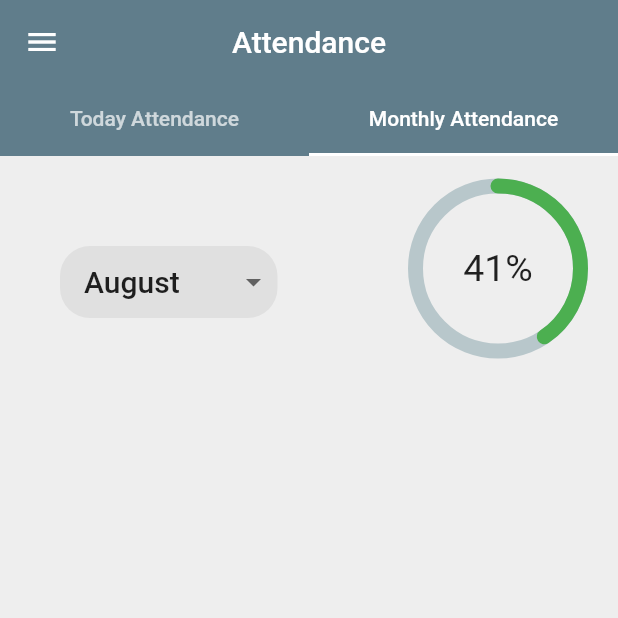
After one commit to thurahtetaung/smart_attendance, a Flutter app: the Attendance screen opened directly, tab 2 chosen, on a phone screen of 412 x 824 dp, the top half of it. The commit adds this screen. Run offline on Flutter 3.47's test engine with Material 2 defaults, Android fonts, the phone set to English and light mode, and no system bars; drawn by our look-alikes of percent_indicator; our stand-ins replace cloud_firestore, firebase_auth, flutter_spinkit, fluttertoast; accounts and stored records are empty.

Commit message:
Added Monthly Attendance Screen Modified attendance screen and database

```diff
--- a/lib/models/user.dart
+++ b/lib/models/user.dart
@@ -27,3 +27,11 @@ class UserData2 {
     this.rollNumber,
   });
 }
+
+class AttendanceData {
+  final String uid;
+  final String subject;
+  final int attendance;
+
+  AttendanceData({this.uid, this.attendance, this.subject});
+}
--- a/lib/screens/attendance/attendance_screen.dart
+++ b/lib/screens/attendance/attendance_screen.dart
@@ -1,10 +1,10 @@
 import 'package:flutter/material.dart';
 import 'package:provider/provider.dart';
 import 'package:smart_attendance/models/user.dart';
+import 'package:smart_attendance/screens/attendance/monthly_attendance.dart';
 import 'package:smart_attendance/screens/attendance/timetable_dummy/timetable/show_timetable_dummy.dart';
 import 'package:smart_attendance/services/database.dart';
 import 'package:smart_attendance/shared/constants.dart';
-import 'package:smart_attendance/shared/loading.dart';
 
 class Attendance extends StatefulWidget {
   @override
@@ -78,7 +78,7 @@ class _AttendanceState extends State<Attendance> {
               day: now.weekday,
               period: period,
             ),
-            Loading()
+            MonthlyAttendanceScreen(),
           ]),
         ),
       ),
--- /dev/null
+++ b/lib/screens/attendance/attendance_services/list_attendance.dart
@@ -0,0 +1,34 @@
+import 'package:flutter/cupertino.dart';
+import 'package:flutter/material.dart';
+import 'package:provider/provider.dart';
+import 'package:smart_attendance/models/user.dart';
+import 'package:smart_attendance/screens/attendance/attendance_services/attendance_tile.dart';
+
+class ListAttendance extends StatefulWidget {
+  final int period;
+  ListAttendance({this.period});
+  @override
+  _ListAttendanceState createState() =>
+      _ListAttendanceState(period: this.period);
+}
+
+class _ListAttendanceState extends State<ListAttendance> {
+  int period;
+  _ListAttendanceState({this.period});
+  @override
+  Widget build(BuildContext context) {
+    final subjects = Provider.of<List<AttendanceData>>(context) ?? [];
+    //Remove lunch break from attendance list since it is not needed.
+    // dummy.removeWhere((element) => element.subject == 'Lunch Break');
+    // print('$subjects');
+    return ListView.builder(
+      itemCount: subjects.length,
+      itemBuilder: (context, index) {
+        return AttendanceTile(
+          subject: subjects[index],
+          period: period,
+        );
+      },
+    );
+  }
+}
--- /dev/null
+++ b/lib/screens/attendance/attendance_services/show_attendance.dart
@@ -0,0 +1,39 @@
+import 'package:flutter/material.dart';
+import 'package:provider/provider.dart';
+import 'package:smart_attendance/models/user.dart';
+import 'package:smart_attendance/screens/attendance/attendance_services/list_attendance.dart';
+import 'package:smart_attendance/services/database.dart';
+
+class ShowAttendance extends StatefulWidget {
+  final int day;
+  final int period;
+  ShowAttendance({this.day, this.period});
+  @override
+  _ShowTimetableState createState() =>
+      _ShowTimetableState(day: this.day, period: this.period);
+}
+
+class _ShowTimetableState extends State<ShowAttendance> {
+  int day;
+  int period;
+  _ShowTimetableState({this.day, this.period});
+  // List<TimeTable> timetable = [
+  //   TimeTable(subject: 'AE', period: 1, room: 'L4', year: 5),
+  //   TimeTable(subject: 'CA', period: 2, room: '10-6-6', year: 5),
+  //   TimeTable(subject: 'DIP', period: 3, room: '1-3-18', year: 5),
+  //   TimeTable(subject: 'Control', period: 4, room: 'L5', year: 5),
+  //   TimeTable(subject: 'PLC', period: 5, room: '10-3-6', year: 5),
+  //   TimeTable(subject: 'English', period: 6, room: '9-3-3', year: 5),
+  // ];
+  @override
+  Widget build(BuildContext context) {
+    final UserData2 userData2 =
+        Provider.of<UserData2>(context) ?? UserData2(major: 'EcE', year: 1);
+    return StreamProvider<List<AttendanceData>>.value(
+      initialData: [],
+      value: DatabaseService(major: userData2.major, year: userData2.year)
+          .subjectnames,
+      child: ListAttendance(period: period),
+    );
+  }
+}
--- /dev/null
+++ b/lib/screens/attendance/monthly_attendance.dart
@@ -0,0 +1,94 @@
+import 'dart:math';
+
+import 'package:flutter/material.dart';
+import 'package:percent_indicator/circular_percent_indicator.dart';
+import 'package:percent_indicator/percent_indicator.dart';
+import 'package:smart_attendance/screens/attendance/attendance_services/show_attendance.dart';
+
+class MonthlyAttendanceScreen extends StatefulWidget {
+  @override
+  _MonthlyAttendanceScreenState createState() =>
+      _MonthlyAttendanceScreenState();
+}
+
+class _MonthlyAttendanceScreenState extends State<MonthlyAttendanceScreen> {
+  int dp = DateTime.now().month;
+  @override
+  Widget build(BuildContext context) {
+    var random = new Random();
+    double temp = (random.nextDouble() + 0.7) / 2;
+    return Column(
+      mainAxisAlignment: MainAxisAlignment.start,
+      children: [
+        Container(
+          margin: EdgeInsets.fromLTRB(10, 10, 0, 0),
+          child: Row(
+            crossAxisAlignment: CrossAxisAlignment.start,
+            mainAxisAlignment: MainAxisAlignment.spaceBetween,
+            children: [
+              Container(
+                margin: EdgeInsets.symmetric(vertical: 50, horizontal: 30),
+                decoration: BoxDecoration(
+                  color: Colors.grey[300],
+                  borderRadius: BorderRadius.circular(20),
+                ),
+                constraints: BoxConstraints(minWidth: 20, maxWidth: 145),
+                child: DropdownButtonHideUnderline(
+                  child: ButtonTheme(
+                    alignedDropdown: true,
+                    child: DropdownButton(
+                      isExpanded: true,
+                      value: dp,
+                      onChanged: (value) {
+                        setState(() {
+                          dp = value;
+                        });
+                      },
+                      items: [
+                        DropdownMenuItem(value: 1, child: Text('January')),
+                        DropdownMenuItem(value: 2, child: Text('February')),
+                        DropdownMenuItem(value: 3, child: Text('March')),
+                        DropdownMenuItem(value: 4, child: Text('April')),
+                        DropdownMenuItem(value: 5, child: Text('May')),
+                        DropdownMenuItem(value: 6, child: Text('June')),
+                        DropdownMenuItem(value: 7, child: Text('July')),
+                        DropdownMenuItem(value: 8, child: Text('August')),
+                        DropdownMenuItem(value: 9, child: Text('September')),
+                        DropdownMenuItem(value: 10, child: Text('October')),
+                        DropdownMenuItem(value: 11, child: Text('November')),
+                        DropdownMenuItem(value: 12, child: Text('December')),
+                      ],
+                      style: Theme.of(context).textTheme.headline6,
+                    ),
+                  ),
+                ),
+              ),
+              Padding(
+                padding:
+                    const EdgeInsets.symmetric(horizontal: 20, vertical: 5),
+                child: CircularPercentIndicator(
+                  radius: 120,
+                  lineWidth: 10,
+                  percent: temp,
+                  progressColor: Colors.green,
+                  circularStrokeCap: CircularStrokeCap.round,
+                  animateFromLastPercent: true,
+                  animation: true,
+                  center: Text(
+                    '${(temp * 100).round()}%',
+                    style: TextStyle(fontSize: 25),
+                  ),
+                ),
+              )
+            ],
+          ),
+        ),
+        Expanded(
+          child: Container(
+            child: ShowAttendance(),
+          ),
+        )
+      ],
+    );
+  }
+}
--- a/lib/screens/attendance/timetable_dummy/timetable/list_timetable_dummy.dart
+++ b/lib/screens/attendance/timetable_dummy/timetable/list_timetable_dummy.dart
@@ -38,6 +38,8 @@ class _ListTimetableState extends State<ListTimetableDummy> {
     } else {
       dummy = testTimetables;
     }
+    //Remove lunch break from attendance list since it is not needed.
+    dummy.removeWhere((element) => element.subject == 'Lunch Break');
 
     return StreamBuilder<UserData2>(
         stream: DatabaseService(uid: user.uid).userData2,
--- a/pubspec.yaml
+++ b/pubspec.yaml
@@ -34,6 +34,9 @@ dependencies:
   provider: ^3.1.0
   flutter_spinkit: "^4.1.2"
   intl: ^0.16.1
+  percent_indicator: "^2.1.5"
+  fluttertoast: ^7.0.2
+
 
 
 dev_dependencies:
```
Also changed, not shown: lib/screens/attendance/attendance_services/attendance_tile.dart (added, +37 -0 lines), lib/screens/attendance/timetable_dummy/timetable/timetable_tile_dummy.dart (+13 -8 lines), lib/screens/timetable/add_timetable.dart (+16 -0 lines), lib/services/database.dart (+22 -1 lines), pubspec.lock.
